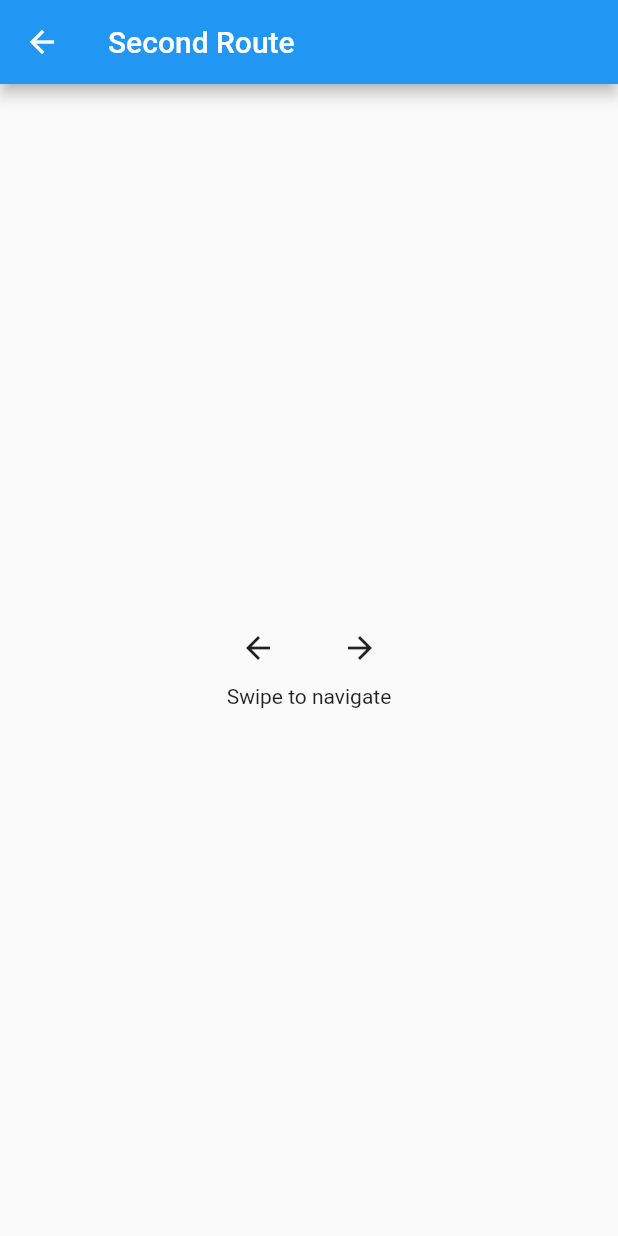
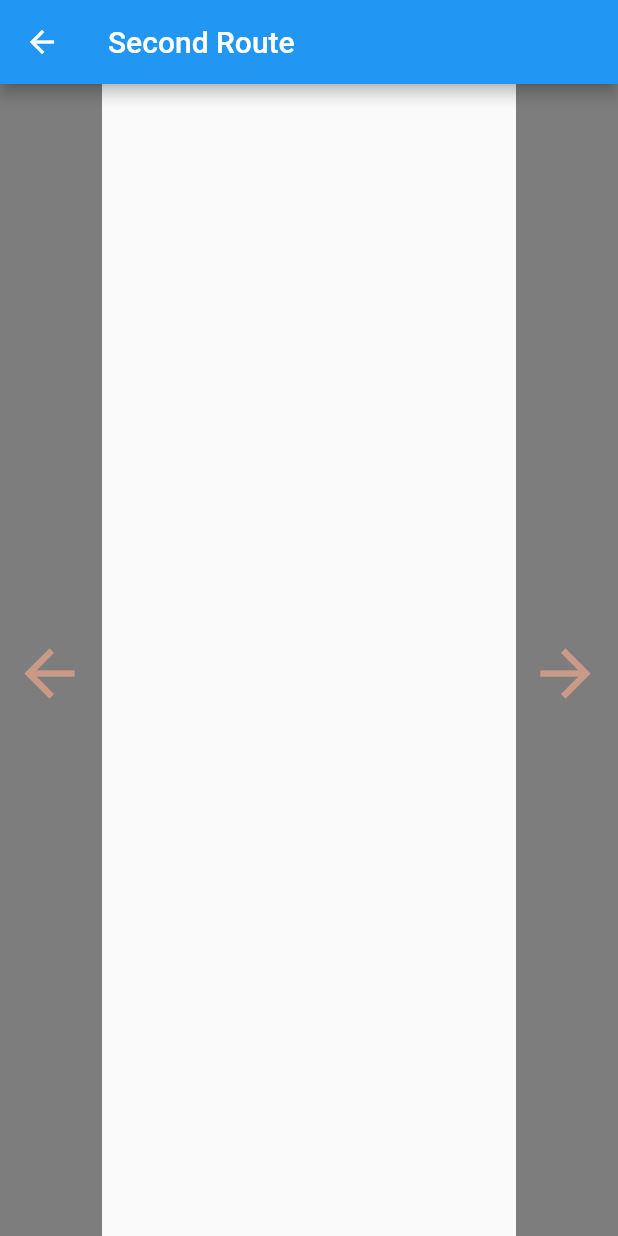
Before and after one commit to seergiomadrid/metrovalencia, a Flutter app: the SecondRoute screen opened directly, on a phone screen of 412 x 824 dp. Run offline on Flutter 3.47's test engine with Material 2 defaults, Android fonts, the phone set to English and light mode, and no system bars; our stand-ins replace font_awesome_flutter.

Commit message:
adds arrow widgets to library

```diff
--- a/lib/GameFlow.dart
+++ b/lib/GameFlow.dart
@@ -1,5 +1,7 @@
 import 'package:flutter/material.dart';
 import 'package:font_awesome_flutter/font_awesome_flutter.dart';
+import 'widgets/ArrowBackGame.dart';
+import 'widgets/ArrowForwardGame.dart';
 
 class FirstRoute extends StatelessWidget {
   const FirstRoute({super.key});
@@ -110,35 +112,12 @@ class SecondRoute extends StatelessWidget {
       appBar: AppBar(
         title: const Text('Second Route'),
       ),
-      body: Center(
-        child: Column(
-          mainAxisAlignment: MainAxisAlignment.center,
-          children: <Widget>[
-            Row(
-              mainAxisAlignment: MainAxisAlignment.center,
-              children: <Widget>[
-                IconButton(
-                  icon: Icon(Icons.arrow_back),
-                  onPressed: () {
-                    Navigator.pop(context); // Navigate back to the previous page
-                  },
-                ),
-                SizedBox(width: 20),
-                IconButton(
-                  icon: Icon(Icons.arrow_forward),
-                  onPressed: () {
-                    Navigator.push(
-              context,
-              MaterialPageRoute(builder: (context) => const ThirdRoute()),
-            );
-                    },
-                ),
-              ],
-            ),
-            Text('Swipe to navigate'),
-          ],
-        ),
-      ),
+      body: Stack(
+        children: <Widget>[
+          arrowBackGame(context),
+          arrowForwardGame(context, const ThirdRoute() )
+        ]
+      )
     );
   }
 }
--- a/lib/main.dart
+++ b/lib/main.dart
@@ -54,9 +54,9 @@ class _NavigationExampleState extends State<NavigationExample> {
             label: 'Play',
           ),
           NavigationDestination(
-            selectedIcon: Icon(Icons.school),
-            icon: Icon(Icons.school_outlined),
-            label: 'School',
+            selectedIcon: Icon(Icons.info),
+            icon: Icon(Icons.help),
+            label: 'More information',
           ),
         ],
       ),
--- /dev/null
+++ b/lib/widgets/ArrowBackGame.dart
@@ -0,0 +1,35 @@
+
+
+
+import 'package:flutter/material.dart';
+
+Widget arrowBackGame(BuildContext context) {
+  return Positioned(
+            top: 0,
+              left: 0,
+              bottom: 0,
+            child:  Container(
+                color: Colors.black.withOpacity(0.5), // Adjust the opacity here
+                child: Column(
+                  mainAxisAlignment: MainAxisAlignment.center,
+                  children: <Widget>[
+                    Row(
+                      mainAxisAlignment: MainAxisAlignment.center,
+                      children: <Widget>[
+                        IconButton(
+                          icon: Icon(Icons.arrow_back, size: 50, color: const Color.fromARGB(255, 202, 153, 135)),
+                          onPressed: () {
+                            Navigator.pop(context); // Navigate back to the previous page
+                          },
+                        ),
+                        SizedBox(width: 20),
+                        // Add more widgets to the Row if needed
+                      ],
+                    ),
+                    // Add more widgets to the transparent Column
+                  ],
+                ),
+              ),
+
+      );
+}
--- /dev/null
+++ b/lib/widgets/ArrowForwardGame.dart
@@ -0,0 +1,38 @@
+
+
+import 'package:flutter/material.dart';
+
+Widget arrowForwardGame(BuildContext context, StatelessWidget nextPage) {
+  return Positioned(
+            top: 0,
+            right: 0,
+              bottom: 0,
+            child:  Container(
+                color: Colors.black.withOpacity(0.5), // Adjust the opacity here
+                child: Column(
+                  mainAxisAlignment: MainAxisAlignment.center,
+                  children: <Widget>[
+                    Row(
+                      mainAxisAlignment: MainAxisAlignment.center,
+                      children: <Widget>[
+                        IconButton(
+                          icon: Icon(Icons.arrow_forward, size: 50, color: const Color.fromARGB(255, 202, 153, 135)),
+                          onPressed: () {
+                            Navigator.push(
+              context,
+              MaterialPageRoute(builder: (context) => nextPage),
+            );   // Navigate back to the previous page
+                          },
+                        ),
+                        SizedBox(width: 20),
+                        // Add more widgets to the Row if needed
+                      ],
+                    ),
+                    // Add more widgets to the transparent Column
+                  ],
+                ),
+              ),
+
+      );
+
+}
```
Also changed, not shown: lib/InfoView.dart (+44 -10 lines).
